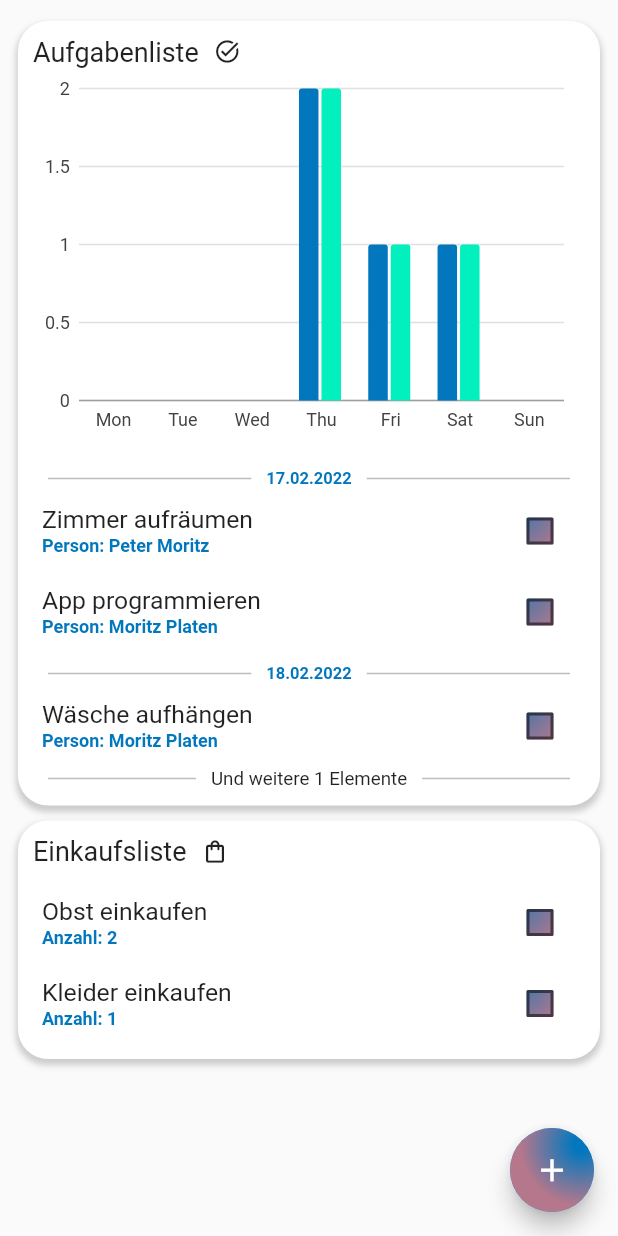
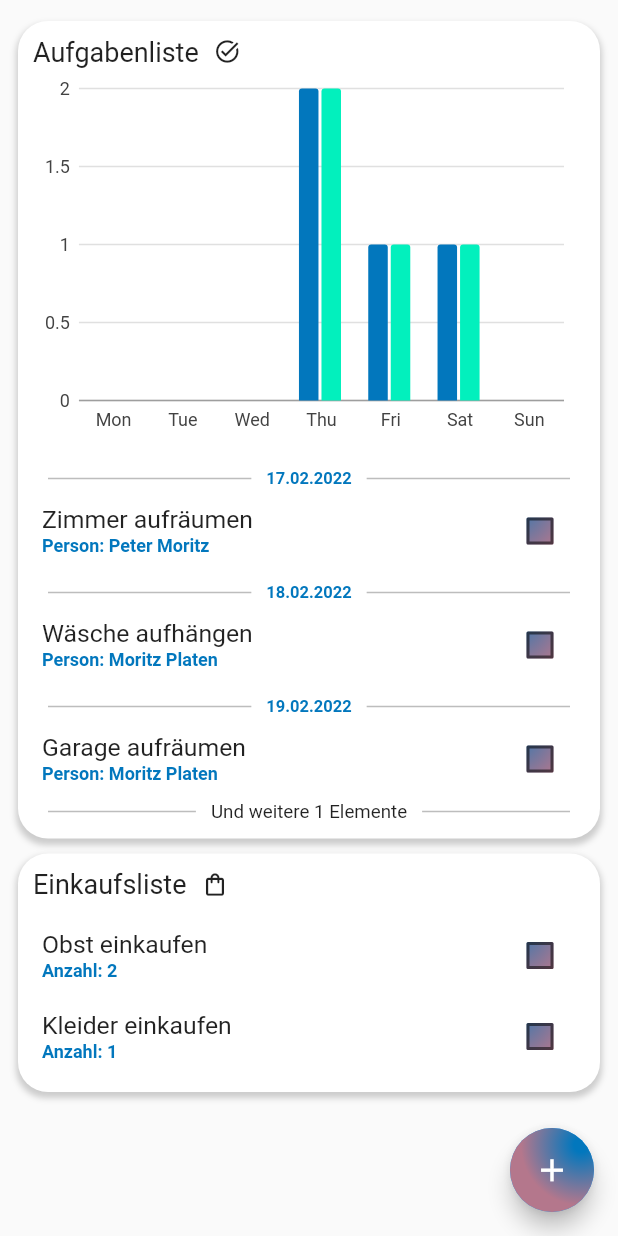
Before and after one commit to MoritzPlaten/Poam, a Flutter app: the screen it shows after launch, on a phone screen of 412 x 824 dp. Run offline on Flutter 3.47's test engine with Material 2 defaults, Android fonts, the phone set to English and light mode, and no system bars; our stand-ins replace charts_flutter, firebase_auth, firebase_core, google_fonts; accounts and stored records are empty; Roboto replaces fonts that are missing (Kreon, Ubuntu).

```diff
--- a/lib/pages/app.dart
+++ b/lib/pages/app.dart
@@ -14,8 +14,13 @@ class _AppState extends State<App> {
   @override
   Widget build(BuildContext context) {
 
-    return const Scaffold(
-      body: PoamList(),
+    double padding = MediaQuery.of(context).padding.top;
+
+    return Scaffold(
+      body: Padding(
+        padding: EdgeInsets.only(top: padding),
+        child: PoamList(),
+      ),
       floatingActionButton: PoamFloatingButton(),
     );
   }
--- a/lib/services/chartServices/ChartService.dart
+++ b/lib/services/chartServices/ChartService.dart
@@ -38,7 +38,6 @@ class ChartService extends ChangeNotifier {
           measureFn: (BarChartModel series, _) => series.tasks,
           colorFn: (BarChartModel series, _) => charts.ColorUtil.fromDartColor(primaryColor.withGreen(240))),
     ]);
-    notifyListeners();
     return chartSeries.series;
   }
 
--- a/lib/services/dateServices/DateService.dart
+++ b/lib/services/dateServices/DateService.dart
@@ -42,7 +42,10 @@ class DateService {
 
   List<dynamic> sortItemsByDate(List<dynamic> items) {
     items.sort((a, b){
-      return a.date.compareTo(b.date);
+      var aDate = a.date;
+      var bDate = b.date;
+
+      return -aDate.compareTo(bDate);
     });
 
     return items;
--- a/lib/services/itemServices/MenuService.dart
+++ b/lib/services/itemServices/MenuService.dart
@@ -15,7 +15,7 @@ class MenuService extends ChangeNotifier {
     ItemModel("Zimmer aufräumen", 0, false, Person("Peter Moritz"), Categories.tasks, DateTime(2022, 2, 17)),
     ItemModel("Garage aufräumen", 0, false, Person("Moritz Platen"), Categories.tasks, DateTime(2022, 2, 19)),
     ItemModel("App programmieren", 0, false, Person("Moritz Platen"), Categories.tasks, DateTime(2022, 2, 17)),
-  ];
+  ].toList();
 
   ///Remove the ItemModel from our db
   void removeItem(ItemModel item) {
--- a/lib/services/itemServices/Objects/ItemModel.dart
+++ b/lib/services/itemServices/Objects/ItemModel.dart
@@ -1,4 +1,3 @@
-import 'package:flutter/cupertino.dart';
 import 'package:poam/services/itemServices/Objects/Category.dart';
 import 'package:poam/services/itemServices/Objects/Person.dart';
 
--- a/lib/widgets/PoamMenu/PoamMenu.dart
+++ b/lib/widgets/PoamMenu/PoamMenu.dart
@@ -134,6 +134,7 @@ class _PoamMenuState extends State<PoamMenu> {
             ///All Items, which are sorted by date, will packed in a PoamDateItem, which display the Date
             PoamDateItem(
               allItems: dateService.sortItemsByDate(widget.allItems!.toList()).take(numberOfItemsOnStartScreen),
+              //allItems: widget.allItems!.toList().take(numberOfItemsOnStartScreen),
               category: widget.categories!,
             ),
 
```
Also changed, not shown: lib/widgets/PoamDateItem/PoamDateItem.dart (+5 -4 lines), pubspec.yaml (+11 -0 lines), assets/Icon.png (added), assets/Icon_Background.png (added), assets/Icon_Foreground.png (added), pubspec.lock, 32 other files.
